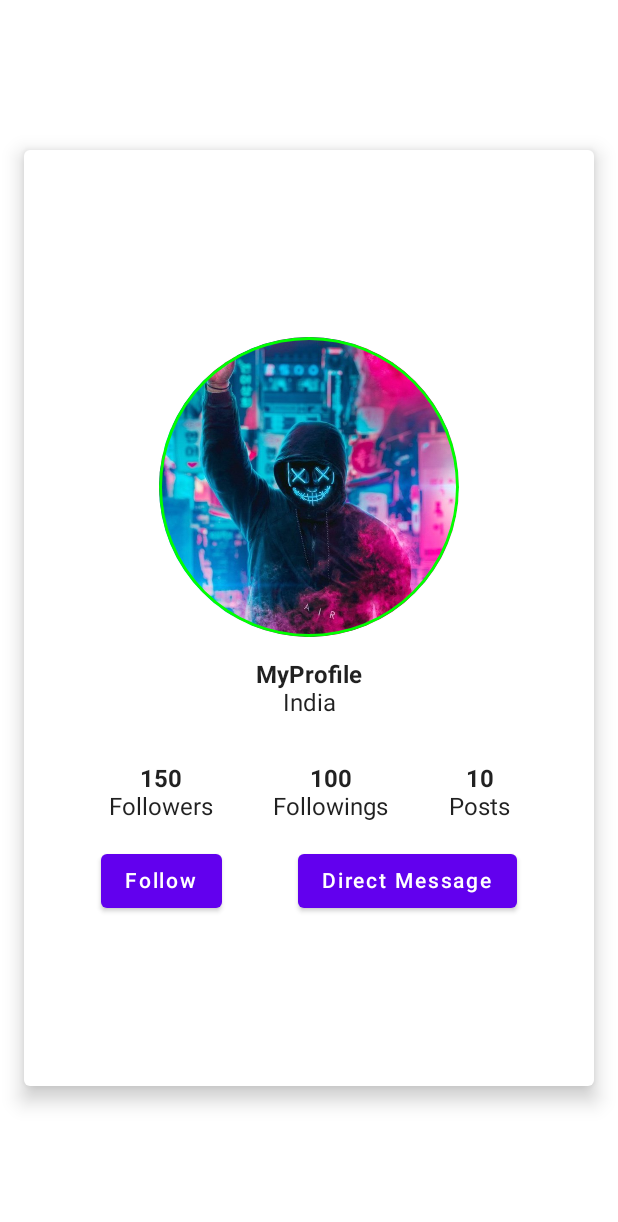
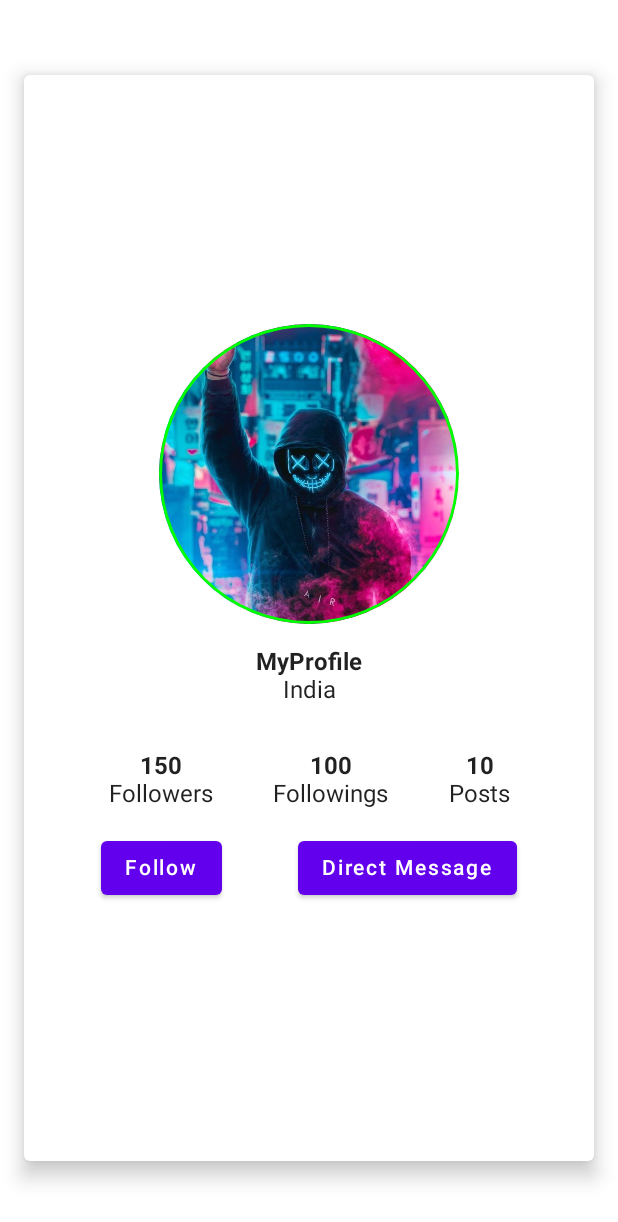
Before and after one commit to paulpriyam/MyProfileJetackCompose, an Android app built with Jetpack Compose: the screen it shows after launch (MainActivity), on a phone screen of 412 x 824 dp. Shown: the top 1222 px of the screen. Run offline under Robolectric (Android 15) with nearby library versions, the phone set to English and light mode, and no system bars; our stand-ins replace constraintlayout-compose.

Commit message:
added configuration change portrait and landscape mode

```diff
--- a/app/src/main/java/com/example/myprofilejetpackcompose/MainActivity.kt
+++ b/app/src/main/java/com/example/myprofilejetpackcompose/MainActivity.kt
@@ -22,7 +22,7 @@ class MainActivity : ComponentActivity() {
                     modifier = Modifier.fillMaxSize(),
                     color = MaterialTheme.colors.background
                 ) {
-                    ProfilePageConstraintLayout()
+                    ProfilePageConstraintLayoutWithBox()
                 }
             }
         }
--- /dev/null
+++ b/app/src/main/java/com/example/myprofilejetpackcompose/ProfilePageCLBox.kt
@@ -0,0 +1,174 @@
+package com.example.myprofilejetpackcompose
+
+import androidx.compose.foundation.Image
+import androidx.compose.foundation.border
+import androidx.compose.foundation.layout.*
+import androidx.compose.foundation.shape.CircleShape
+import androidx.compose.material.Button
+import androidx.compose.material.Card
+import androidx.compose.material.Text
+import androidx.compose.runtime.Composable
+import androidx.compose.ui.Modifier
+import androidx.compose.ui.draw.clip
+import androidx.compose.ui.graphics.Color
+import androidx.compose.ui.layout.ContentScale
+import androidx.compose.ui.layout.layoutId
+import androidx.compose.ui.res.painterResource
+import androidx.compose.ui.text.font.FontWeight
+import androidx.compose.ui.tooling.preview.Preview
+import androidx.compose.ui.unit.Dp
+import androidx.compose.ui.unit.dp
+import androidx.constraintlayout.compose.ConstraintLayout
+import androidx.constraintlayout.compose.ConstraintSet
+import androidx.constraintlayout.compose.Dimension
+
+@Composable
+fun ProfilePageConstraintLayoutWithBox() {
+    Card(
+        elevation = 8.dp,
+        modifier = Modifier
+            .fillMaxSize()
+            .padding(top = 50.dp, start = 16.dp, bottom = 50.dp, end = 16.dp)
+    ) {
+        BoxWithConstraints {
+            val constraints = if (minWidth < 600.dp) {
+                portraitConstraint(16.dp)
+            } else {
+                landScapeConstraint(16.dp)
+            }
+            ConstraintLayout(constraints) {
+
+                Image(
+                    painter = painterResource(id = R.drawable.ic_profile_pic),
+                    contentDescription = "profilePic",
+                    modifier = Modifier
+                        .size(200.dp)
+                        .clip(CircleShape)
+                        .border(width = 2.dp, color = Color.Green, shape = CircleShape)
+                        .layoutId("image"),
+                    contentScale = ContentScale.Crop,
+
+                    )
+
+                Text(
+                    text = "MyProfile",
+                    fontWeight = FontWeight.Bold,
+                    modifier = Modifier
+                        .padding(0.dp, 16.dp, 0.dp, 0.dp)
+                        .layoutId("name")
+                )
+                Text(
+                    text = "India",
+                    modifier = Modifier.layoutId("place")
+                )
+
+                Row(
+                    horizontalArrangement = Arrangement.SpaceEvenly,
+                    modifier = Modifier
+                        .fillMaxWidth()
+                        .padding(16.dp)
+                        .layoutId("rowStats")
+                ) {
+                    ProfilePageStats("150", "Followers")
+                    ProfilePageStats("100", "Followings")
+                    ProfilePageStats("10", "Posts")
+                }
+
+                Button(onClick = { /*TODO*/ }, modifier = Modifier.layoutId("btnFollow")) {
+                    Text(text = "Follow")
+                }
+                Button(onClick = { /*TODO*/ }, modifier = Modifier.layoutId("btnMessage")) {
+                    Text(text = "Direct Message")
+                }
+            }
+
+        }
+    }
+}
+
+private fun portraitConstraint(margin: Dp): ConstraintSet {
+    return ConstraintSet {
+        val image = createRefFor("image")
+        val name = createRefFor("name")
+        val place = createRefFor("place")
+        val rowStat = createRefFor("rowStats")
+        val btnFollow = createRefFor("btnFollow")
+        val btnMessage = createRefFor("btnMessage")
+        val guideline = createGuidelineFromTop(0.3f)
+        constrain(image) {
+            top.linkTo(guideline)
+            start.linkTo(parent.start)
+            end.linkTo(parent.end)
+        }
+        constrain(name) {
+            top.linkTo(image.bottom)
+            start.linkTo(parent.start)
+            end.linkTo(parent.end)
+        }
+        constrain(place) {
+            top.linkTo(name.bottom)
+            start.linkTo(parent.start)
+            end.linkTo(parent.end)
+        }
+        constrain(rowStat) {
+            top.linkTo(place.bottom, margin = margin)
+        }
+        constrain(btnFollow) {
+            top.linkTo(rowStat.bottom)
+            start.linkTo(parent.start)
+            end.linkTo(btnMessage.start)
+        }
+        constrain(btnMessage) {
+            top.linkTo(rowStat.bottom)
+            start.linkTo(btnFollow.end)
+            end.linkTo(parent.end)
+        }
+    }
+}
+
+private fun landScapeConstraint(margin: Dp): ConstraintSet {
+    return ConstraintSet {
+        val image = createRefFor("image")
+        val name = createRefFor("name")
+        val place = createRefFor("place")
+        val rowStat = createRefFor("rowStats")
+        val btnFollow = createRefFor("btnFollow")
+        val btnMessage = createRefFor("btnMessage")
+        val guideline = createRefFor("guideline")
+        constrain(image) {
+            top.linkTo(parent.top, margin = margin)
+            start.linkTo(parent.start, margin = margin)
+        }
+        constrain(name) {
+            top.linkTo(parent.top)
+            start.linkTo(image.end)
+            end.linkTo(parent.end)
+        }
+        constrain(place) {
+            top.linkTo(name.bottom)
+            start.linkTo(image.end)
+            end.linkTo(parent.end)
+        }
+        constrain(rowStat) {
+            top.linkTo(place.bottom)
+            start.linkTo(image.end)
+            end.linkTo(parent.end)
+        }
+        constrain(btnFollow) {
+            top.linkTo(rowStat.bottom)
+            start.linkTo(image.end)
+            end.linkTo(btnMessage.start)
+        }
+        constrain(btnMessage) {
+            top.linkTo(rowStat.bottom)
+            start.linkTo(btnFollow.end)
+            end.linkTo(parent.end)
+        }
+    }
+}
+
+@Preview(showBackground = true)
+@Composable
+fun ProfilePageConstraintLayoutWithBoxPreview() {
+    ProfilePageConstraintLayoutWithBox()
+}
--- a/app/src/main/java/com/example/myprofilejetpackcompose/ProfilePageConstraintLayout.kt
+++ b/app/src/main/java/com/example/myprofilejetpackcompose/ProfilePageConstraintLayout.kt
@@ -15,8 +15,10 @@ import androidx.compose.ui.layout.ContentScale
 import androidx.compose.ui.res.painterResource
 import androidx.compose.ui.text.font.FontWeight
 import androidx.compose.ui.tooling.preview.Preview
+import androidx.compose.ui.unit.Dp
 import androidx.compose.ui.unit.dp
 import androidx.constraintlayout.compose.ConstraintLayout
+import androidx.constraintlayout.compose.ConstraintSet
 import androidx.constraintlayout.compose.Dimension
 
 @Composable
```
